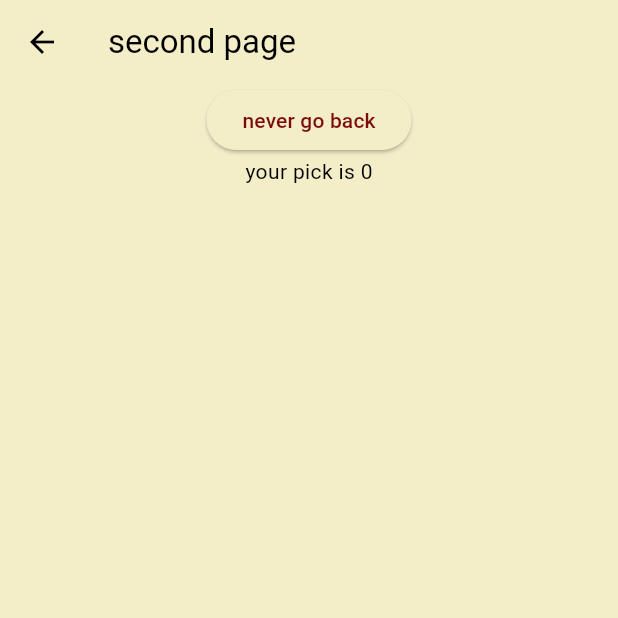
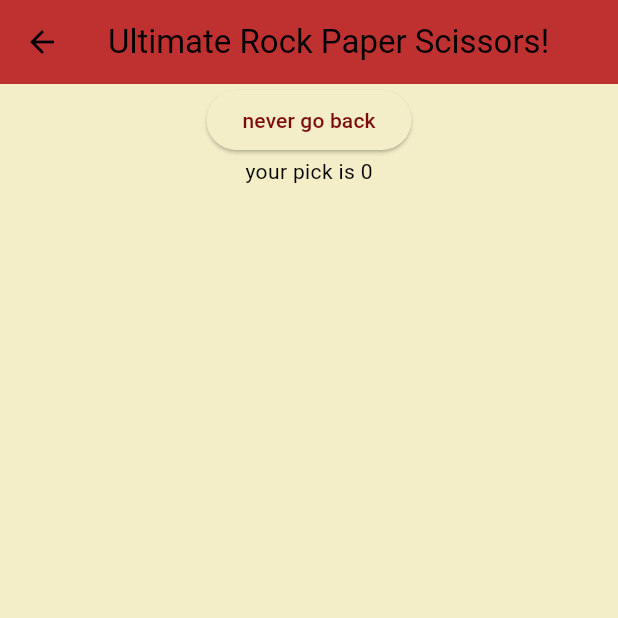
Before and after one commit to Itai24/ProjectAlpha, a Flutter app: the SecondRoute screen opened directly with empty values, on a phone screen of 412 x 824 dp, the top half of it. Run offline on Flutter 3.47's test engine with Material 3 defaults, Android fonts, the phone set to English and light mode, and no system bars; missing offline and left inert: flutter_glow.

Commit message:
final 1\2\2024

```diff
--- a/project_alpha_rps/lib/main.dart
+++ b/project_alpha_rps/lib/main.dart
@@ -132,7 +132,7 @@
             ),
             const SizedBox(height: 35),
             Text(
-              'Please choose your player and hit start!',
+              'Please choose your player and hit  start!',
               style: TextStyle(
                 shadows: [
                   Shadow(
@@ -205,7 +205,7 @@
                 style: ElevatedButton.styleFrom(
                     backgroundColor: Theme.of(context).colorScheme.background),
                 child: Text(
-                  'Start!',
+                  'START!',
                   style: TextStyle(
                       fontWeight: FontWeight.w600,
                       color: Theme.of(context).colorScheme.primary),
--- a/project_alpha_rps/lib/secondPage.dart
+++ b/project_alpha_rps/lib/secondPage.dart
@@ -10,7 +10,8 @@ class SecondRoute extends StatelessWidget {
   Widget build(BuildContext context) {
     return Scaffold(
       appBar: AppBar(
-        title: const Text('second page'),
+        backgroundColor: Theme.of(context).colorScheme.secondary,
+        title: Text('Ultimate Rock Paper Scissors!'),
       ),
       body: Center(
         child: Column(
```
